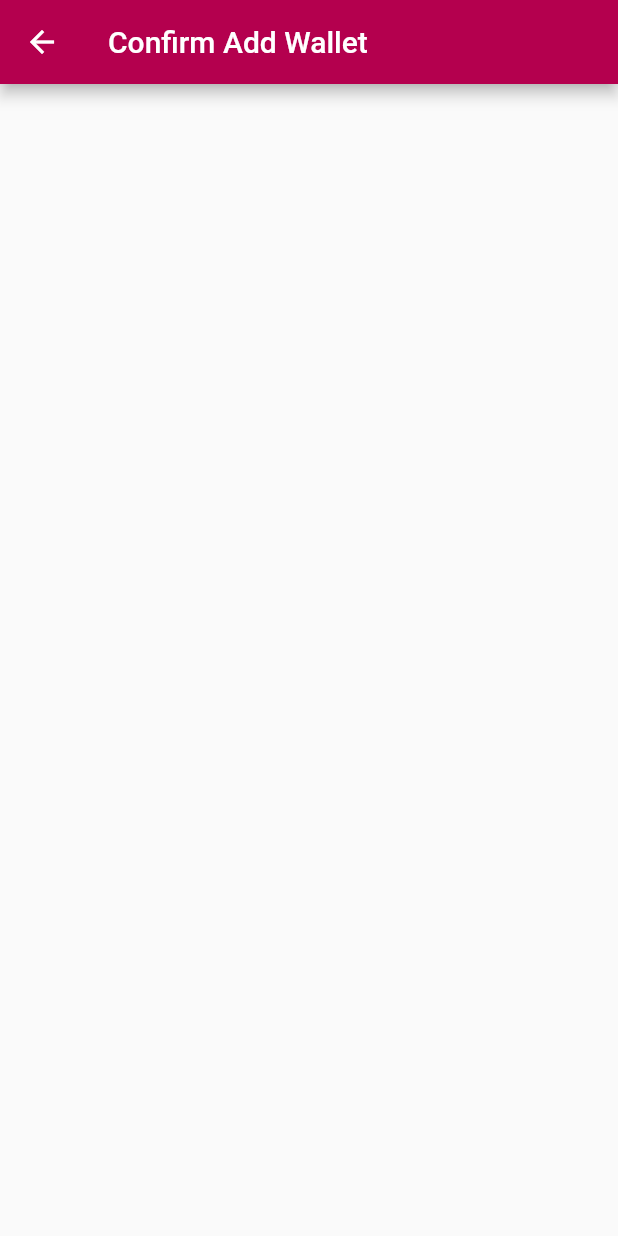
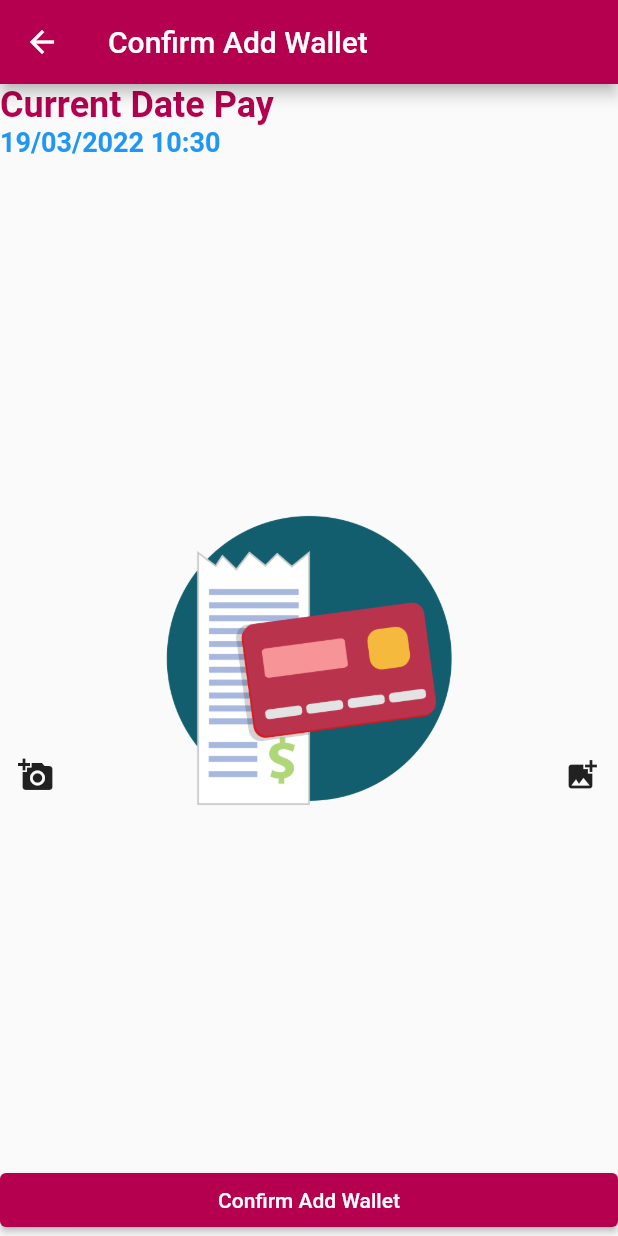
Before and after one commit to Wintech-thekop/PichiiMall, a Flutter app: the AddWallet screen opened by its route, after a tap on "Confirm", on a phone screen of 412 x 824 dp. Run offline on Flutter 3.47's test engine with Material 2 defaults, Android fonts, the phone set to English and light mode, and no system bars; our stand-ins replace cached_network_image, dio, flutter_svg, geolocator, google_maps_flutter, image_picker and 3 more; missing offline and left inert: file_utils, omise_flutter; accounts and stored records are empty; network calls fail.

Commit message:
EP109.1 การโค้ดDartเพื่อสร้างState ตามที่ออกแบบไว้

```diff
--- a/lib/state/confirm_add_wallet.dart
+++ b/lib/state/confirm_add_wallet.dart
@@ -1,6 +1,12 @@
+// ignore_for_file: prefer_const_constructors, prefer_if_null_operators
+
 import 'dart:io';
 
 import 'package:flutter/material.dart';
+import 'package:flutter_svg/svg.dart';
+import 'package:intl/intl.dart';
+import 'package:pichiimall/widgets/show_image.dart';
+import 'package:pichiimall/widgets/show_title.dart';
 
 import '../utility/my_constant.dart';
 
@@ -12,6 +18,24 @@ class ConfirmAddWallet extends StatefulWidget {
 }
 
 class _ConfirmAddWalletState extends State<ConfirmAddWallet> {
+  late String dateTimeStr;
+  @override
+  void initState() {
+    // TODO: implement initState
+    super.initState();
+
+    findCurrentTime();
+  }
+
+  void findCurrentTime() {
+    DateTime dateTime = DateTime.now();
+    DateFormat dateFormat = DateFormat('dd/MM/yyyy HH:mm');
+    setState(() {
+      dateTimeStr = dateFormat.format(dateTime);
+    });
+    // print(dateTimeStr);
+  }
+
   @override
   Widget build(BuildContext context) {
     return Scaffold(
@@ -25,6 +49,54 @@ class _ConfirmAddWalletState extends State<ConfirmAddWallet> {
               : Icon(Icons.arrow_back),
         ),
       ),
+      body: Column(
+        crossAxisAlignment: CrossAxisAlignment.start,
+        children: [
+          newHeader(),
+          newDateTime(),
+          Spacer(),
+          newImages(),
+          Spacer(),
+          newButtonConfirm(),
+        ],
+      ),
+    );
+  }
+
+  Container newButtonConfirm() {
+    return Container(width: double.infinity,
+          child: ElevatedButton(
+            onPressed: () {},
+            child: Text('Confirm Add Wallet'),
+          ),
+        );
+  }
+
+  Row newImages() {
+    return Row(
+      crossAxisAlignment: CrossAxisAlignment.end,
+      mainAxisAlignment: MainAxisAlignment.spaceBetween,
+      children: [
+        IconButton(onPressed: () {}, icon: Icon(Icons.add_a_photo)),
+        // SvgPicture.asset('images/bill.svg'),
+        Container(
+            width: 200, height: 200, child: ShowImage(path: 'images/bill.png')),
+        IconButton(onPressed: () {}, icon: Icon(Icons.add_photo_alternate)),
+      ],
+    );
+  }
+
+  ShowTitle newDateTime() {
+    return ShowTitle(
+      title: dateTimeStr == null ? 'dd/MM/yy HH:mm' : dateTimeStr,
+      textStyle: MyConstant().h2BlueStyle(),
+    );
+  }
+
+  ShowTitle newHeader() {
+    return ShowTitle(
+      title: 'Current Date Pay',
+      textStyle: MyConstant().h1Style(),
     );
   }
 }
--- a/lib/utility/my_constant.dart
+++ b/lib/utility/my_constant.dart
@@ -7,7 +7,7 @@ class MyConstant {
 
   static String appName = "Phichii Mall";
   static String domain =
-      "https://e4a1-2001-fb1-156-ad3f-cad-2e1d-336c-18e6.ngrok.io";
+      "https://907f-2001-fb1-156-ad3f-cad-2e1d-336c-18e6.ngrok.io";
   static String urlPrompay = "https://promptpay.io/0845503246.png";
   static String omisePublicKey = 'pkey_test_5r5y6n0rlmbrsej2d9y';
   static String omiseSecretKey = 'skey_test_5r5y6n0rto3ugj7dpau';
--- a/pubspec.yaml
+++ b/pubspec.yaml
@@ -46,6 +46,7 @@ dependencies:
   mask_text_input_formatter: ^2.1.0
   omise_flutter: ^0.1.6
   http: ^0.13.4
+  intl: ^0.17.0
 
 
 dev_dependencies:
```
Also changed, not shown: pubspec.lock.
